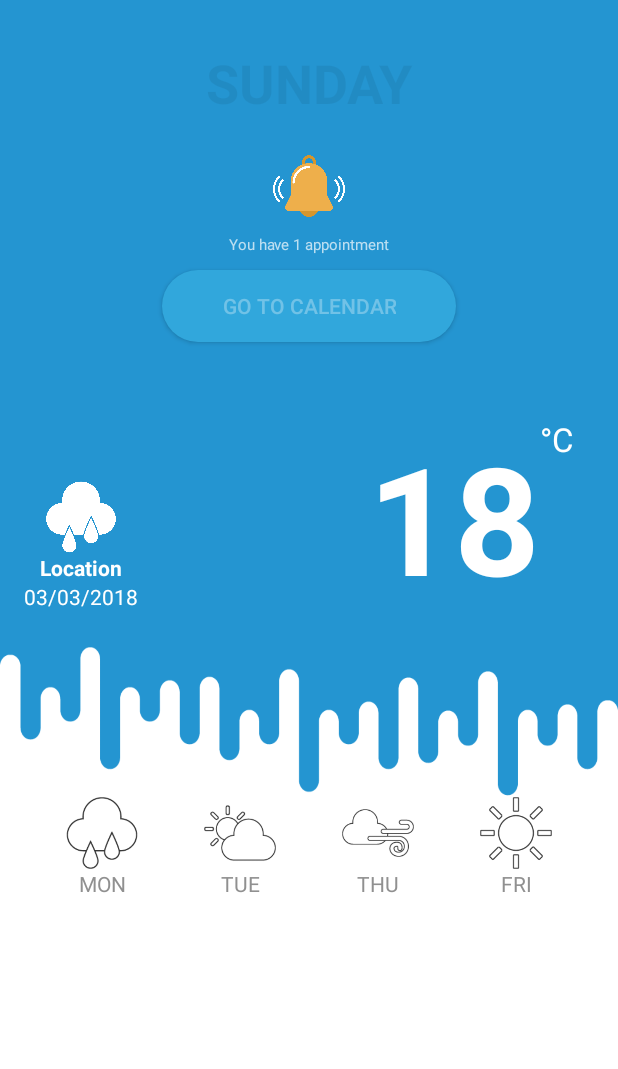
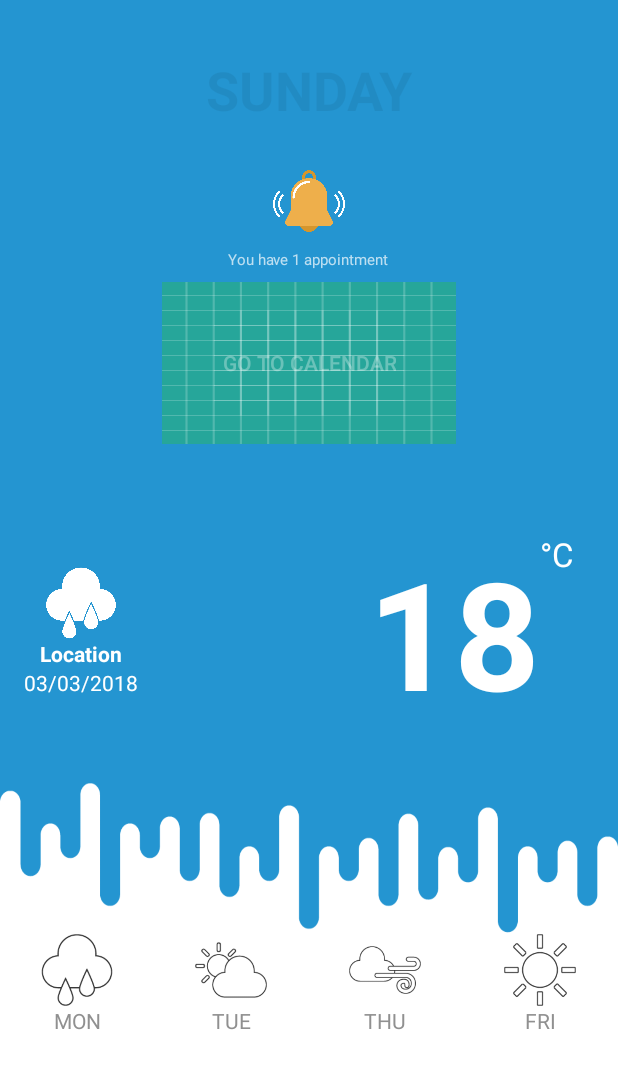
Before and after one commit to govzz/13_Weather_App_Design, an Android app: the screen it shows after launch (MainActivity), on a phone screen of 412 x 824 dp. Shown: the top 1069 px of the screen. Run offline under Robolectric (Android 15) with nearby library versions, the phone set to English and light mode, and no system bars.

Commit message:
activity_main

```diff
--- a/app/src/main/AndroidManifest.xml
+++ b/app/src/main/AndroidManifest.xml
@@ -1,7 +1,7 @@
 <?xml version="1.0" encoding="utf-8"?>
 <manifest xmlns:android="http://schemas.android.com/apk/res/android"
     package="mg.studio.weather">
-
+    <uses-permission android:name="android.permission.INTERNET"/>
     <application
         android:allowBackup="true"
         android:icon="@mipmap/ic_launcher"
--- a/app/src/main/res/layout/activity_main.xml
+++ b/app/src/main/res/layout/activity_main.xml
@@ -1,42 +1,39 @@
 <?xml version="1.0" encoding="utf-8"?>
-<android.support.constraint.ConstraintLayout xmlns:android="http://schemas.android.com/apk/res/android"
+<LinearLayout xmlns:android="http://schemas.android.com/apk/res/android"
     xmlns:app="http://schemas.android.com/apk/res-auto"
     xmlns:tools="http://schemas.android.com/tools"
     android:layout_width="match_parent"
     android:layout_height="match_parent"
-    android:background="#2495d1">
+    android:background="#2495d1"
+    android:orientation="vertical"
+    android:weightSum="8"
+    tools:context="mg.studio.weather.MainActivity">
+
     <TextView
-        android:id="@+id/textView"
         android:layout_width="match_parent"
-        android:layout_height="90dp"
+        android:layout_height="0dp"
         android:layout_marginTop="10dp"
+        android:layout_weight="1"
         android:gravity="center"
         android:text="Sunday"
         android:textAllCaps="true"
         android:textColor="#10000000"
         android:textSize="36sp"
-        android:textStyle="bold"
-        app:layout_constraintLeft_toLeftOf="parent"
-        app:layout_constraintRight_toRightOf="parent"
-        app:layout_constraintTop_toTopOf="parent"
-        app:layout_constraintVertical_weight="1" />
+        android:textStyle="bold" />
 
-    <android.support.constraint.ConstraintLayout
-        android:id="@+id/constraintLay"
+    <LinearLayout
         android:layout_width="match_parent"
         android:layout_height="0dp"
-        app:layout_constraintTop_toBottomOf="@id/textView"
-        app:layout_constraintVertical_weight="5">
+        android:layout_marginBottom="10dp"
+        android:layout_weight="2"
+        android:orientation="vertical">
 
         <ImageView
             android:id="@+id/imageView"
             android:layout_width="48dp"
             android:layout_height="48dp"
-            app:layout_constraintLeft_toLeftOf="parent"
-            app:layout_constraintRight_toRightOf="parent"
-            app:layout_constraintTop_toTopOf="parent"
+            android:layout_gravity="center"
             app:srcCompat="@drawable/notification" />
-
 
         <TextView
             android:id="@+id/tv_news"
@@ -45,33 +42,47 @@
             android:layout_gravity="center"
             android:layout_margin="8dp"
             android:text="You have 1 appointment"
-            android:textSize="10sp"
-            app:layout_constraintLeft_toLeftOf="parent"
-            app:layout_constraintRight_toRightOf="parent"
-            app:layout_constraintTop_toBottomOf="@id/imageView" />
+            android:textSize="10sp" />
 
         <Button
             android:id="@+id/button"
             android:layout_width="wrap_content"
             android:layout_height="wrap_content"
-            android:background="@drawable/button_selector"
+            android:layout_gravity="center"
+            android:background="@drawable/ic_launcher_background"
             android:gravity="center"
             android:paddingLeft="40dp"
             android:paddingRight="40dp"
             android:text="Go to Calendar"
-            android:textColor="#50ffffff"
-            android:layout_marginTop="10dp"
-            app:layout_constraintLeft_toLeftOf="parent"
-            app:layout_constraintRight_toRightOf="parent"
-            app:layout_constraintTop_toBottomOf="@id/tv_news" />
+            android:textColor="#50ffffff" />
+    </LinearLayout>
+
+    <LinearLayout
+        android:layout_width="match_parent"
+        android:layout_height="0dp"
+        android:layout_weight="3"
+        android:orientation="vertical"
+        android:weightSum="3">
+
+        <RelativeLayout
+            android:layout_width="match_parent"
+            android:layout_height="0dp"
+            android:layout_weight="2">
+
+            <LinearLayout
+                android:id="@+id/linearLayout"
+                android:layout_width="wrap_content"
+                android:layout_height="match_parent"
+                android:layout_alignParentLeft="true"
+                android:layout_margin="16dp"
+                android:gravity="center_vertical"
+                android:orientation="vertical">
 
                 <ImageView
                     android:id="@+id/img_weather_condition"
                     android:layout_width="48dp"
                     android:layout_height="48dp"
-            android:layout_marginLeft="30dp"
-            app:layout_constraintLeft_toLeftOf="parent"
-            app:layout_constraintBottom_toTopOf="@id/tv_location"
+                    android:layout_gravity="center"
                     app:srcCompat="@drawable/rainy_up" />
 
                 <TextView
@@ -81,144 +92,154 @@
                     android:layout_gravity="center"
                     android:text="Location"
                     android:textColor="@android:color/white"
-            android:textStyle="bold"
-            app:layout_constraintLeft_toLeftOf="@id/img_weather_condition"
-            app:layout_constraintRight_toRightOf="@id/img_weather_condition"
-            app:layout_constraintBaseline_toBaselineOf="@id/tv_temp"/>
+                    android:textStyle="bold" />
 
                 <TextView
                     android:id="@+id/tv_date"
                     android:layout_width="wrap_content"
                     android:layout_height="wrap_content"
                     android:text="03/03/2018"
-            android:textColor="@android:color/white"
-            app:layout_constraintLeft_toLeftOf="@id/img_weather_condition"
-            app:layout_constraintRight_toRightOf="@id/img_weather_condition"
-            app:layout_constraintTop_toBottomOf="@id/tv_location" />
+                    android:textColor="@android:color/white" />
 
+            </LinearLayout>
+
+            <LinearLayout
+                android:id="@+id/tv_temperature"
+                android:layout_width="wrap_content"
+                android:layout_height="wrap_content"
+                android:layout_alignParentEnd="true"
+                android:layout_alignParentRight="true"
+                android:layout_centerVertical="true"
+                android:layout_marginEnd="30dp"
+                android:layout_marginRight="30dp"
+                android:orientation="horizontal">
 
                 <TextView
-            android:id="@+id/tv_temp"
                     android:layout_width="wrap_content"
                     android:layout_height="wrap_content"
                     android:text="18"
                     android:textColor="@android:color/white"
                     android:textSize="100sp"
-            android:textStyle="bold"
-            android:layout_marginTop="50dp"
-            app:layout_constraintTop_toBottomOf="@id/button"
-            app:layout_constraintRight_toLeftOf="@id/tv_deg"/>
+                    android:textStyle="bold" />
 
                 <TextView
-            android:id="@+id/tv_deg"
                     android:layout_width="wrap_content"
                     android:layout_height="wrap_content"
                     android:layout_gravity="right"
                     android:text="°C"
                     android:textColor="@android:color/white"
-            android:textSize="22sp"
-            android:layout_marginRight="30dp"
-            app:layout_constraintTop_toTopOf="@id/tv_temp"
-            app:layout_constraintRight_toRightOf="parent"/>
+                    android:textSize="22sp" />
+            </LinearLayout>
+
+
+        </RelativeLayout>
+
+        <LinearLayout
+            android:layout_width="match_parent"
+            android:layout_height="0dp"
+            android:layout_weight="1">
 
             <ImageView
-            android:id="@+id/iv_ice"
                 android:layout_width="match_parent"
-            android:layout_height="100dp"
+                android:layout_height="match_parent"
                 android:scaleType="fitXY"
-            app:srcCompat="@drawable/design"
-            android:layout_marginTop="20dp"
-            app:layout_constraintTop_toBottomOf="@id/tv_temp"
-            app:layout_constraintBottom_toBottomOf="parent" />
-    </android.support.constraint.ConstraintLayout>
+                app:srcCompat="@drawable/design" />
+        </LinearLayout>
+    </LinearLayout>
 
-    <android.support.constraint.ConstraintLayout
+
+    <LinearLayout
         android:layout_width="match_parent"
         android:layout_height="0dp"
+        android:layout_weight="2"
         android:background="@android:color/white"
-        app:layout_constraintTop_toBottomOf="@id/constraintLay"
-        app:layout_constraintVertical_weight="2"
-        app:layout_constraintBottom_toBottomOf="parent">
+        android:orientation="horizontal"
+        android:weightSum="4"
+        tools:layout_editor_absoluteX="8dp"
+        tools:layout_editor_absoluteY="380dp">
+
+        <LinearLayout
+            android:layout_width="0dp"
+            android:layout_height="wrap_content"
+            android:layout_weight="1"
+            android:gravity="center"
+            android:orientation="vertical">
 
             <ImageView
-            android:id="@+id/iv1"
                 android:layout_width="48dp"
                 android:layout_height="48dp"
-            app:layout_constraintStart_toStartOf="parent"
-            app:layout_constraintEnd_toStartOf="@id/iv2"
-            app:layout_constraintTop_toTopOf="parent"
-            app:layout_constraintHorizontal_chainStyle="spread"
                 app:srcCompat="@drawable/rainy_small" />
 
             <TextView
-            android:layout_width="wrap_content"
+                android:layout_width="match_parent"
                 android:layout_height="wrap_content"
                 android:gravity="center"
                 android:text="mon"
                 android:textAllCaps="true"
-            android:textColor="#909090"
-            app:layout_constraintLeft_toLeftOf="@id/iv1"
-            app:layout_constraintRight_toRightOf="@id/iv1"
-            app:layout_constraintTop_toBottomOf="@id/iv1" />
+                android:textColor="#909090" />
+        </LinearLayout>
+
+        <LinearLayout
+            android:layout_width="0dp"
+            android:layout_height="wrap_content"
+            android:layout_weight="1"
+            android:gravity="center"
+            android:orientation="vertical">
 
             <ImageView
-            android:id="@+id/iv2"
                 android:layout_width="48dp"
                 android:layout_height="48dp"
-            app:layout_constraintStart_toEndOf="@id/iv1"
-            app:layout_constraintEnd_toStartOf="@id/iv3"
-            app:layout_constraintTop_toTopOf="parent"
                 app:srcCompat="@drawable/partly_sunny_small" />
 
             <TextView
-            android:layout_width="wrap_content"
+                android:layout_width="match_parent"
                 android:layout_height="wrap_content"
                 android:gravity="center"
                 android:text="tue"
                 android:textAllCaps="true"
-            android:textColor="#909090"
-            app:layout_constraintLeft_toLeftOf="@id/iv2"
-            app:layout_constraintRight_toRightOf="@id/iv2"
-            app:layout_constraintTop_toBottomOf="@id/iv2" />
+                android:textColor="#909090" />
+        </LinearLayout>
+
+        <LinearLayout
+            android:layout_width="0dp"
+            android:layout_height="wrap_content"
+            android:layout_weight="1"
+            android:gravity="center"
+            android:orientation="vertical">
 
             <ImageView
-            android:id="@+id/iv3"
                 android:layout_width="48dp"
                 android:layout_height="48dp"
-            app:layout_constraintStart_toEndOf="@id/iv2"
-            app:layout_constraintEnd_toStartOf="@id/iv4"
-            app:layout_constraintTop_toTopOf="parent"
                 app:srcCompat="@drawable/windy_small" />
 
             <TextView
-            android:layout_width="wrap_content"
+                android:layout_width="match_parent"
                 android:layout_height="wrap_content"
                 android:gravity="center"
                 android:text="thu"
                 android:textAllCaps="true"
-            android:textColor="#909090"
-            app:layout_constraintLeft_toLeftOf="@id/iv3"
-            app:layout_constraintRight_toRightOf="@id/iv3"
-            app:layout_constraintTop_toBottomOf="@id/iv3" />
+                android:textColor="#909090" />
+        </LinearLayout>
+
+        <LinearLayout
+            android:layout_width="0dp"
+            android:layout_height="wrap_content"
+            android:layout_weight="1"
+            android:gravity="center"
+            android:orientation="vertical">
 
             <ImageView
-            android:id="@+id/iv4"
                 android:layout_width="48dp"
                 android:layout_height="48dp"
-            app:layout_constraintStart_toEndOf="@id/iv3"
-            app:layout_constraintEnd_toEndOf="parent"
-            app:layout_constraintTop_toTopOf="parent"
                 app:srcCompat="@drawable/sunny_small" />
 
             <TextView
-            android:layout_width="wrap_content"
+                android:layout_width="match_parent"
                 android:layout_height="wrap_content"
                 android:gravity="center"
                 android:text="fri"
                 android:textAllCaps="true"
-            android:textColor="#909090"
-            app:layout_constraintLeft_toLeftOf="@id/iv4"
-            app:layout_constraintRight_toRightOf="@id/iv4"
-            app:layout_constraintTop_toBottomOf="@id/iv4" />
-    </android.support.constraint.ConstraintLayout>
-</android.support.constraint.ConstraintLayout>
+                android:textColor="#909090" />
+        </LinearLayout>
+    </LinearLayout>
+</LinearLayout>
```
Lines whose indentation alone changed are shown as unchanged.
